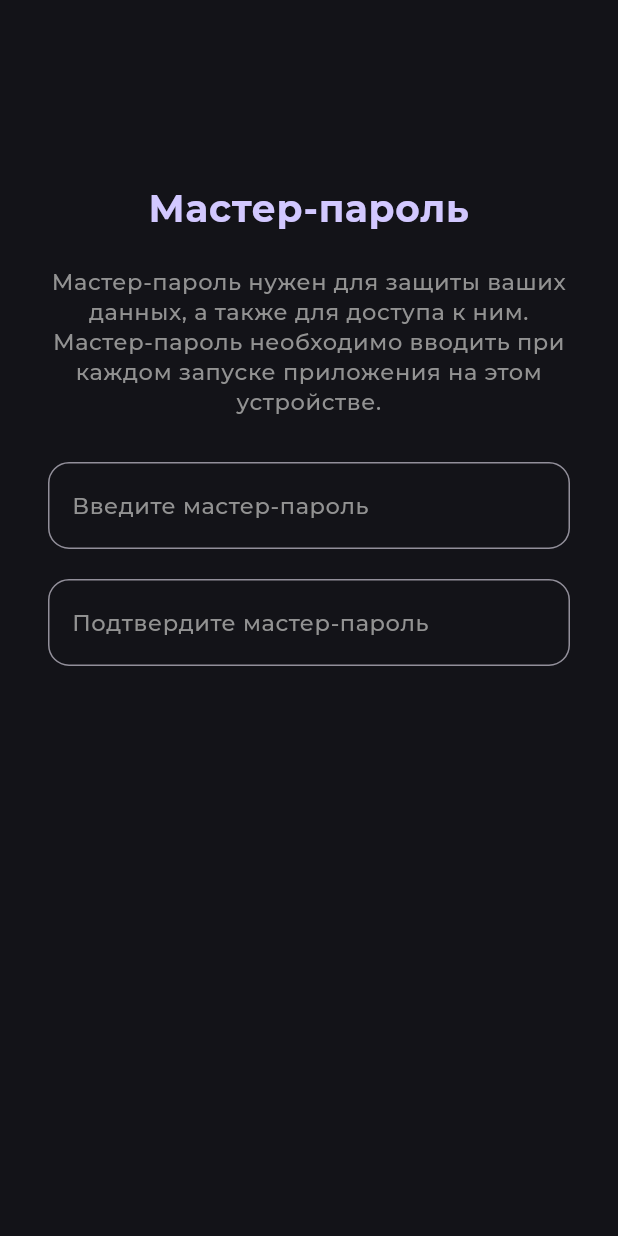
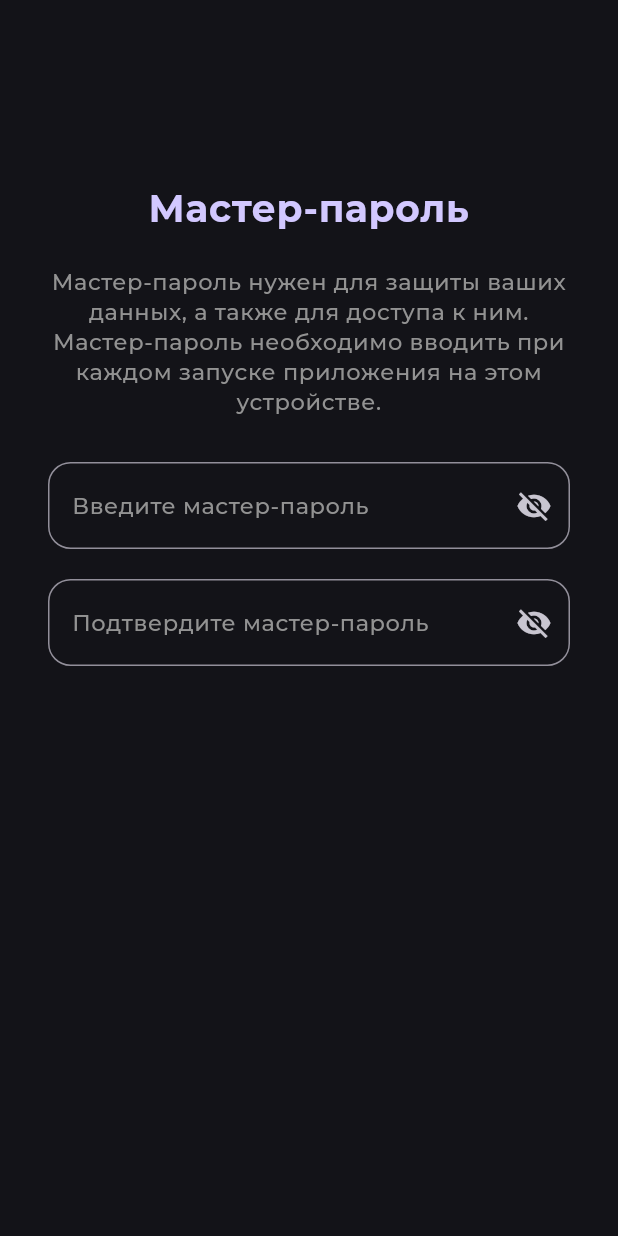
Before and after one commit to uhsmsc/password_manager, a Flutter app: the CreateMasterPasswordScreen screen opened directly, on a phone screen of 412 x 824 dp. Run offline on Flutter 3.47's test engine with Material 3 defaults, Android fonts, the light colour scheme and no system bars; our stand-ins replace flutter_secure_storage, google_fonts, hive, hive_flutter; missing offline and left inert: argon2, encrypt; accounts and stored records are empty.

Commit message:
Fix: Master-password encryption

```diff
--- a/lib/screens/auth.dart
+++ b/lib/screens/auth.dart
@@ -130,10 +130,11 @@ class AuthenticationScreen extends StatelessWidget {
   Future<bool> authenticate(String enteredPassword) async {
     const storage = FlutterSecureStorage();
     final masterPasswordHash = await storage.read(key: 'master_password');
+    final saltString = await storage.read(key: 'master_password_salt');
+    final salt = base64.decode(saltString!);
     if (masterPasswordHash != null) {
       final argon2 = Argon2BytesGenerator();
       final passwordBytes = utf8.encode(enteredPassword);
-      final salt = Uint8List.fromList(utf8.encode('somesalt'));
 
       final parameters = Argon2Parameters(
         Argon2Parameters.ARGON2_i,
--- a/lib/screens/create_master_password.dart
+++ b/lib/screens/create_master_password.dart
@@ -1,7 +1,8 @@
+import 'dart:math';
+
 import 'package:flutter/material.dart';
 import 'package:flutter_secure_storage/flutter_secure_storage.dart';
 import 'package:argon2/argon2.dart';
-import 'package:pwd/widgets/input_field.dart';
 import 'dart:typed_data';
 import 'dart:convert';
 
@@ -22,11 +23,16 @@ class _CreateMasterPasswordScreenState
 
   bool passwordsMatch = false;
   bool isFirstPasswordEntered = false;
+  bool showPassword1 = false;
+  bool showPassword2 = false;
 
   @override
   Widget build(BuildContext context) {
     return Scaffold(
-      body: Padding(
+      body: SingleChildScrollView(
+        child: SizedBox(
+          height: MediaQuery.of(context).size.height,
+          child: Padding(
             padding: const EdgeInsets.only(
               top: 120,
               bottom: 70,
@@ -48,18 +54,19 @@ class _CreateMasterPasswordScreenState
                   textAlign: TextAlign.center,
                 ),
                 const SizedBox(height: 30),
-            InputField(
-              controller: passwordController,
-              label: 'Введите мастер-пароль',
-              onChanged: _checkPasswordsMatch,
-            ),
+                _buildPasswordField(
+                    passwordController, 'Введите мастер-пароль', showPassword1,
+                    (bool value) {
+                  setState(() {
+                    showPassword1 = value;
+                  });
+                }),
                 const SizedBox(height: 20),
-            InputField(
-                controller: confirmPasswordController,
-                label: 'Подтвердите мастер-пароль',
-                onChanged: (value) {
-                  _checkPasswordsMatch(value);
-                  _checkFirstPasswordEntered(value);
+                _buildPasswordField(confirmPasswordController,
+                    'Подтвердите мастер-пароль', showPassword2, (bool value) {
+                  setState(() {
+                    showPassword2 = value;
+                  });
                 }),
                 const SizedBox(
                   height: 10,
@@ -73,12 +80,14 @@ class _CreateMasterPasswordScreenState
                     ),
                   ),
                 const Spacer(),
-            if (passwordsMatch && MediaQuery.of(context).viewInsets.bottom == 0)
+                if (passwordsMatch &&
+                    MediaQuery.of(context).viewInsets.bottom == 0)
                   SizedBox(
                     width: double.infinity,
-                child: FilledButton(
+                    child: ElevatedButton(
                       style: ElevatedButton.styleFrom(
-                    backgroundColor: const Color.fromARGB(255, 112, 116, 178),
+                        backgroundColor:
+                            const Color.fromARGB(255, 112, 116, 178),
                         padding: const EdgeInsets.symmetric(vertical: 16),
                         textStyle: Theme.of(context).textTheme.bodySmall,
                         shape: RoundedRectangleBorder(
@@ -101,6 +110,36 @@ class _CreateMasterPasswordScreenState
               ],
             ),
           ),
+        ),
+      ),
+    );
+  }
+
+  Widget _buildPasswordField(TextEditingController controller, String label,
+      bool showPassword, void Function(bool) togglePasswordVisibility) {
+    return TextField(
+      controller: controller,
+      style: Theme.of(context).textTheme.bodyMedium,
+      decoration: InputDecoration(
+        border: OutlineInputBorder(
+          borderRadius: BorderRadius.circular(15),
+        ),
+        labelText: label,
+        labelStyle: Theme.of(context).textTheme.bodySmall,
+        suffixIcon: IconButton(
+          icon: Icon(
+            showPassword ? Icons.visibility : Icons.visibility_off,
+          ),
+          onPressed: () {
+            togglePasswordVisibility(!showPassword);
+          },
+        ),
+      ),
+      obscureText: !showPassword,
+      onChanged: (value) {
+        _checkPasswordsMatch(value);
+        _checkFirstPasswordEntered(value);
+      },
     );
   }
 
@@ -125,7 +164,7 @@ class _CreateMasterPasswordScreenState
   Future<void> registerFirstTime(String masterPassword) async {
     const storage = FlutterSecureStorage();
     final argon2 = Argon2BytesGenerator();
-    final salt = Uint8List.fromList(utf8.encode('somesalt'));
+    final salt = Uint8List.fromList(List.generate(32, (index) => Random.secure().nextInt(256)));
 
     final parameters = Argon2Parameters(
       Argon2Parameters.ARGON2_i,
@@ -143,5 +182,6 @@ class _CreateMasterPasswordScreenState
     final hashedPassword = base64.encode(result);
 
     await storage.write(key: 'master_password', value: hashedPassword);
+    await storage.write(key: 'master_password_salt', value: base64.encode(salt));
   }
 }
```
Lines whose indentation alone changed are shown as unchanged.
